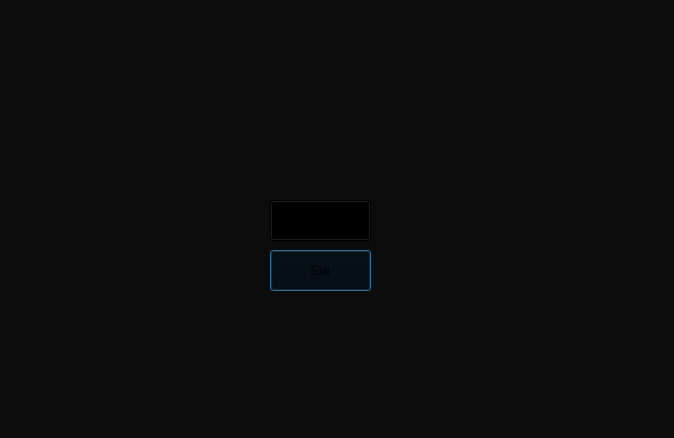
Before: the Qt Designer form ui/menuwindow.ui in SEAME-pt/Team02-Module04, drawn with Qt 5.
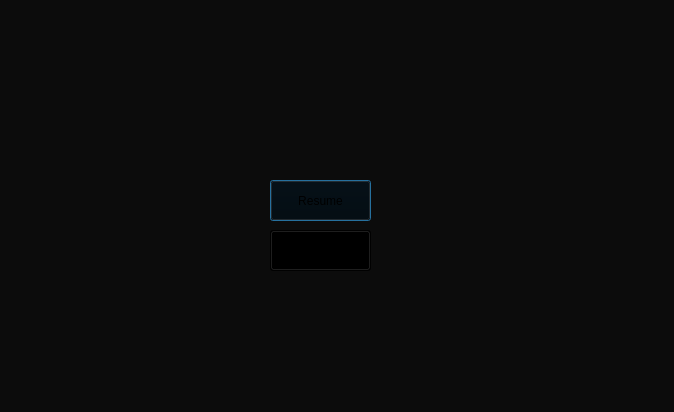
After: the same form once the commit is applied.

Commit message: Add resource management and update menu window UI layout

Patch:
```diff
--- a/ui/menuwindow.ui
+++ b/ui/menuwindow.ui
@@ -7,7 +7,7 @@
     <x>0</x>
     <y>0</y>
     <width>674</width>
-    <height>438</height>
+    <height>412</height>
    </rect>
   </property>
   <property name="windowTitle">
@@ -30,26 +30,26 @@
    <property name="geometry">
     <rect>
      <x>270</x>
-     <y>250</y>
+     <y>180</y>
      <width>101</width>
      <height>41</height>
     </rect>
    </property>
    <property name="text">
-    <string>Exit</string>
+    <string>Resume</string>
    </property>
   </widget>
   <widget class="QPushButton" name="pushButton_2">
    <property name="geometry">
     <rect>
      <x>270</x>
-     <y>200</y>
+     <y>230</y>
      <width>101</width>
      <height>41</height>
     </rect>
    </property>
    <property name="text">
-    <string>Resume</string>
+    <string>EXIT</string>
    </property>
   </widget>
  </widget>
```
The commit also changes 3 other files.
